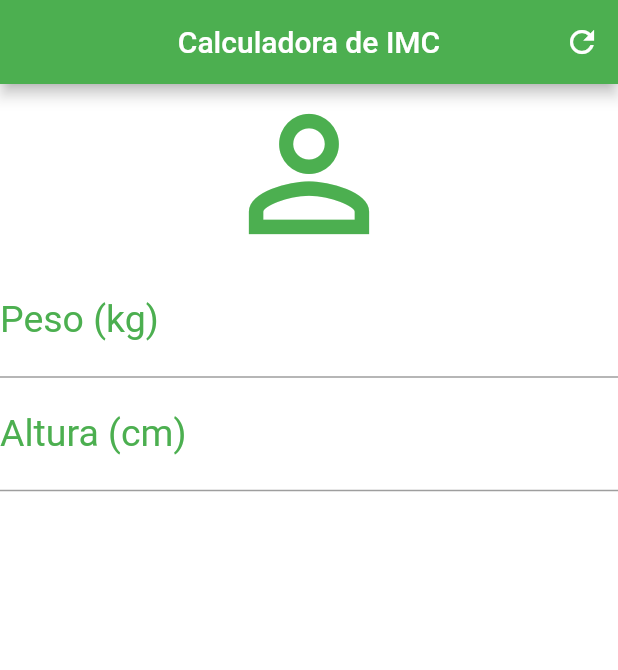
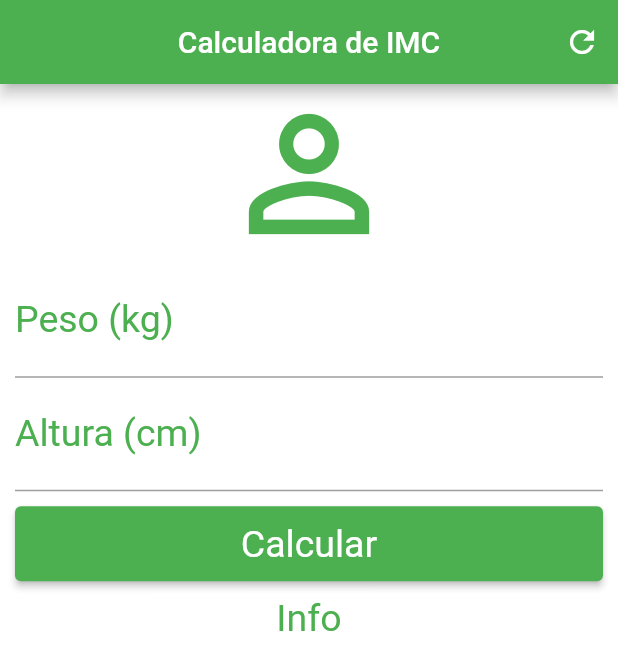
Before and after one commit to Tiagokochem/Projects-in-Flutter, a Flutter app: the screen it shows after launch, on a phone screen of 412 x 824 dp. Shown: the top 670 px of the screen. Run offline on Flutter 3.47's test engine with Material 2 defaults, Android fonts, the phone set to English and light mode, and no system bars.

Commit message:
ajuste botao calcular

```diff
--- a/calculadora_imc/lib/main.dart
+++ b/calculadora_imc/lib/main.dart
@@ -27,7 +27,9 @@ class _HomeState extends State<Home> {
         ],
       ),
       backgroundColor: Colors.white,
-      body: Column(
+      body: SingleChildScrollView(
+        padding: EdgeInsets.fromLTRB(10.0, 0.0, 10.0, 0.0),
+        child: Column(
           crossAxisAlignment: CrossAxisAlignment.stretch,
           children: <Widget>[
             Icon(Icons.person_outline, size: 120.0, color: Colors.green),
@@ -46,9 +48,29 @@ class _HomeState extends State<Home> {
                   labelStyle: TextStyle(color: Colors.green)),
               textAlign: TextAlign.center,
               style: TextStyle(color: Colors.green, fontSize: 25.00),
-          )
+            ),
+            Padding(
+              padding: EdgeInsets.only(top: 10.0, bottom: 10.0),
+              child: Container(
+                height: 50.0,
+                child: ElevatedButton(
+                  onPressed: (){},
+                  child: Text("Calcular"),
+                  style: ElevatedButton.styleFrom(
+                    primary: Colors.green,
+                    textStyle: TextStyle(
+                      fontSize: 25.0,
+                    ),
+                  ),
+                ),
+              ),
+            ),
+            Text("Info",
+              textAlign: TextAlign.center,
+              style: TextStyle(color: Colors.green, fontSize: 25.0),)
           ],
         ),
+      )
     );
   }
 }
```
Lines whose indentation alone changed are shown as unchanged.
